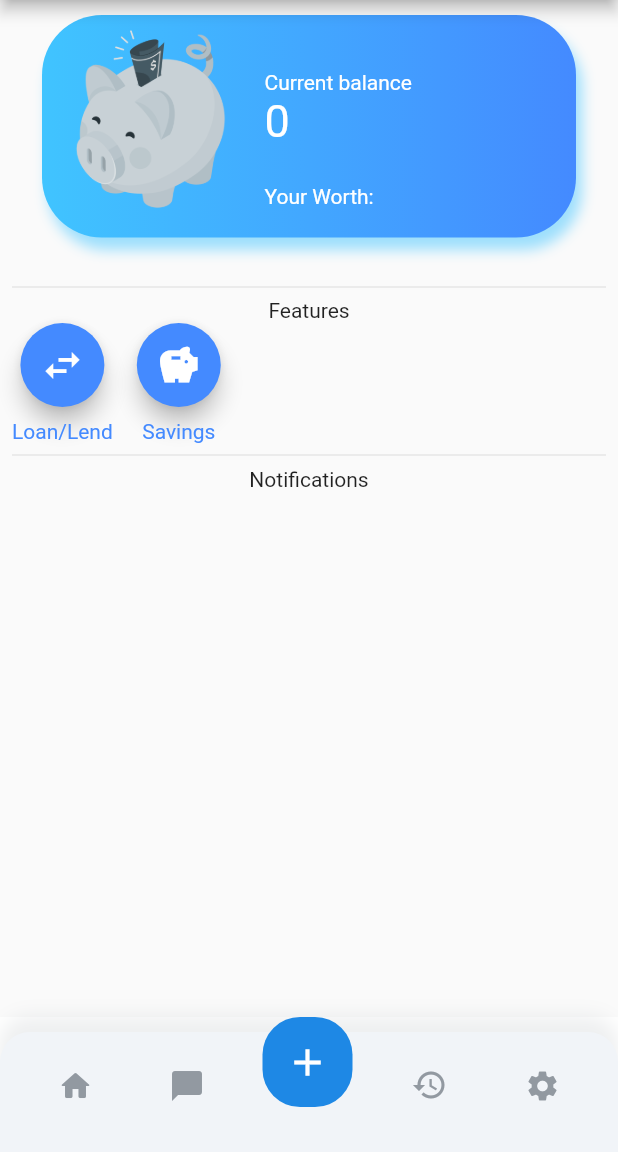
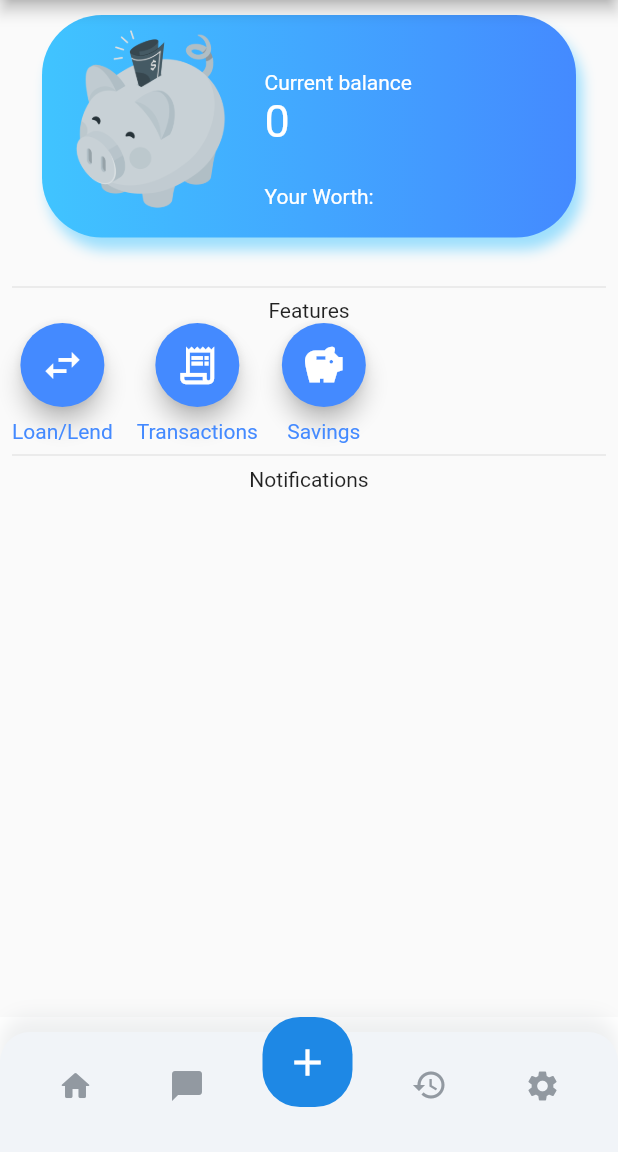
Before and after one commit to UTPAL-GAURAV/BudgetLab, a Flutter app: the screen it shows after launch, on a phone screen of 412 x 824 dp, the part 84-1236 px from its top. Run offline on Flutter 3.47's test engine with Material 2 defaults, Android fonts, the phone set to English and light mode, and no system bars; our stand-ins replace objectbox, shared_preferences, table_calendar; generated files the repository leaves out were written again.

Commit message:
add income expense display page

```diff
--- a/lib/Shared/constants_manager.dart
+++ b/lib/Shared/constants_manager.dart
@@ -3,6 +3,7 @@ class ConstantsManager {
   static const String APP_NAME = "BudgetLab";
   static const String CONTENT = "CONTENT";
   static const String LOAN_LEND = "Loan/Lend";
+  static const String INCOME_EXPENSE = "Transactions";
   static const String SAVINGS = "Savings";
   static const String ADD_SAVINGS = "Add Savings";
   static const String ADD_LOAN_LEND = "Add Loan/Lend";
--- a/lib/Shared/routes_manager.dart
+++ b/lib/Shared/routes_manager.dart
@@ -3,6 +3,7 @@
 import 'package:budgetlab/HomeModule/UI/homePage_screen.dart';
 import 'package:flutter/widgets.dart';
 
+import '../BudgetModule/IncomeExpense/UI/IncomeExpenseDisplay_screen.dart';
 import '../BudgetModule/LoanLend/UI/addLoanLend_screen.dart';
 import '../BudgetModule/LoanLend/UI/loanLendHome_screen.dart';
 import '../BudgetModule/Savings/UI/addSavings_screen.dart';
@@ -19,6 +20,7 @@
   '/history': (BuildContext context) => const HistoryScreen(),
   '/savings': (BuildContext context) => const SavingsHomeScreen(),
   '/addSavings': (BuildContext context) => const AddSavingsScreen(),
+  '/transactions': (BuildContext context) => const IncomeExpenseDisplay()
   // add more routes as needed
 };
 
--- a/lib/Shared/widgets/featuresTiles.dart
+++ b/lib/Shared/widgets/featuresTiles.dart
@@ -41,7 +41,11 @@ class _FeaturesTilesState extends State<FeaturesTiles> {
            const Padding(
              padding: EdgeInsets.all(8.0),
            ),
-           getSavingsIconTile(context),
+            getTransactionIconTile(context),
+            const Padding(
+              padding: EdgeInsets.all(8.0),
+            ),
+            getSavingsIconTile(context),
           ],
         )
       ],
@@ -92,6 +96,7 @@ getSavingsIconTile(context) {
       mainAxisSize: MainAxisSize.min,
       children: [
         FloatingActionButton(
+          heroTag: "tag2",
           onPressed: () {
             Navigator.push(
                 context, MaterialPageRoute(builder: routes['/savings']!));
@@ -116,3 +121,35 @@ getSavingsIconTile(context) {
     ),
   );
 }
+
+getTransactionIconTile(context) {
+  return SizedBox(
+    child: Column(
+      mainAxisSize: MainAxisSize.min,
+      children: [
+        FloatingActionButton(
+          heroTag: "tag3",
+          onPressed: () {
+            Navigator.push(
+                context, MaterialPageRoute(builder: routes['/transactions']!));
+          },
+          backgroundColor: Colors.blueAccent,
+          child: const Icon(
+            Icons.receipt_long_sharp,
+            color: Colors.white,
+            size: 30,
+          ),
+        ),
+        const SizedBox(height: 8),
+        const Text(
+          ConstantsManager.INCOME_EXPENSE,
+          textAlign: TextAlign.center,
+          style: TextStyle(
+            color: Colors.blueAccent,
+            fontSize: 14,
+          ),
+        ),
+      ],
+    ),
+  );
+}
```
